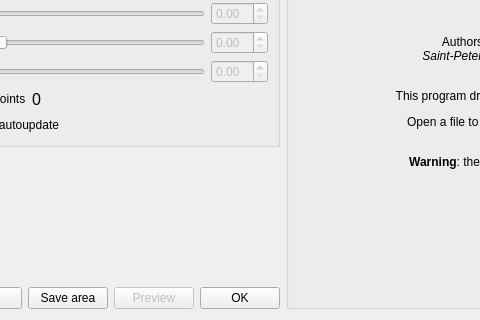
Qt form ui/open_dialog.ui (SqrtMinusOne/GeoTIFF-3d) before a commit; both pictures show x 89 to 569 and y 159 to 479 of the 924 by 479 pixel window.
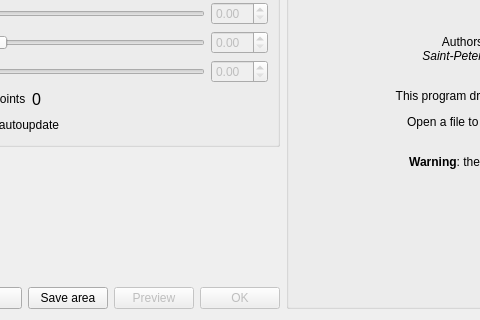
The same form after that commit.

Diff of the .ui file:
```diff
--- a/ui/open_dialog.ui
+++ b/ui/open_dialog.ui
@@ -335,6 +335,9 @@
        </item>
        <item>
         <widget class="QPushButton" name="okButton">
+         <property name="enabled">
+          <bool>false</bool>
+         </property>
          <property name="text">
           <string>OK</string>
          </property>
```
